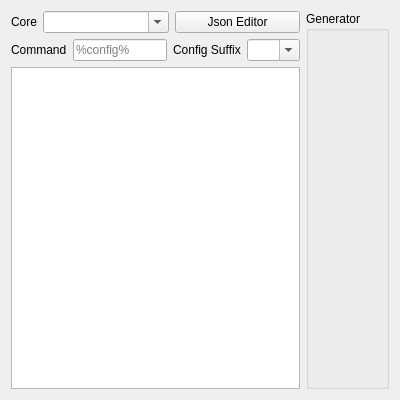
Above: ui/edit/edit_custom.ui from MatsuriDayo/nekoray before the change. Below: the same form after it.
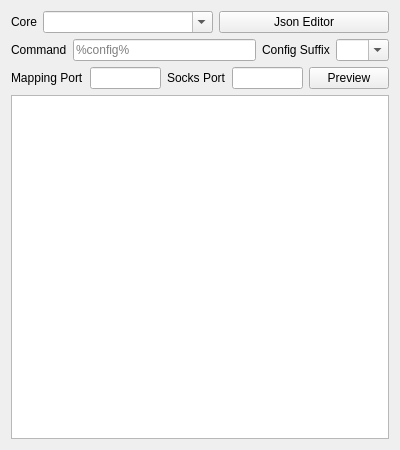
That is the form after the change.

Commit message: feat: preview edit custom

What changed in the file:
```diff
--- a/ui/edit/edit_custom.ui
+++ b/ui/edit/edit_custom.ui
@@ -7,15 +7,13 @@
     <x>0</x>
     <y>0</y>
     <width>400</width>
-    <height>400</height>
+    <height>450</height>
    </rect>
   </property>
   <property name="windowTitle">
    <string notr="true">EditCustom</string>
   </property>
-  <layout class="QHBoxLayout" name="layout">
-   <item>
-    <layout class="QVBoxLayout" name="verticalLayout_2">
+  <layout class="QVBoxLayout" name="verticalLayout">
      <item>
       <layout class="QHBoxLayout" name="horizontalLayout">
        <item>
@@ -85,6 +83,48 @@
            <string notr="true">json</string>
           </property>
          </item>
+       <item>
+        <property name="text">
+         <string notr="true">yml</string>
+        </property>
+       </item>
+      </widget>
+     </item>
+    </layout>
+   </item>
+   <item>
+    <layout class="QHBoxLayout" name="horizontalLayout_3">
+     <item>
+      <widget class="QLabel" name="label">
+       <property name="toolTip">
+        <string>Random if it's empty or zero.</string>
+       </property>
+       <property name="text">
+        <string notr="true">Mapping Port</string>
+       </property>
+      </widget>
+     </item>
+     <item>
+      <widget class="QLineEdit" name="mapping_port"/>
+     </item>
+     <item>
+      <widget class="QLabel" name="label_2">
+       <property name="toolTip">
+        <string>Random if it's empty or zero.</string>
+       </property>
+       <property name="text">
+        <string notr="true">Socks Port</string>
+       </property>
+      </widget>
+     </item>
+     <item>
+      <widget class="QLineEdit" name="socks_port"/>
+     </item>
+     <item>
+      <widget class="QPushButton" name="preview">
+       <property name="text">
+        <string>Preview</string>
+       </property>
         </widget>
        </item>
       </layout>
@@ -100,39 +140,6 @@
       </widget>
      </item>
     </layout>
-   </item>
-   <item>
-    <widget class="QGroupBox" name="generator">
-     <property name="title">
-      <string>Generator</string>
-     </property>
-     <layout class="QVBoxLayout" name="verticalLayout">
-      <property name="leftMargin">
-       <number>0</number>
-      </property>
-      <property name="topMargin">
-       <number>0</number>
-      </property>
-      <property name="rightMargin">
-       <number>0</number>
-      </property>
-      <property name="bottomMargin">
-       <number>0</number>
-      </property>
-      <item>
-       <widget class="QWidget" name="fake" native="true">
-        <property name="sizePolicy">
-         <sizepolicy hsizetype="Maximum" vsizetype="Maximum">
-          <horstretch>0</horstretch>
-          <verstretch>0</verstretch>
-         </sizepolicy>
-        </property>
-       </widget>
-      </item>
-     </layout>
-    </widget>
-   </item>
-  </layout>
  </widget>
  <tabstops>
   <tabstop>core</tabstop>
```
Left out of the diff: 5 changed lines with no effect on the pictures. Lines whose indentation alone changed are shown as unchanged. The commit also changes 12 other files.
